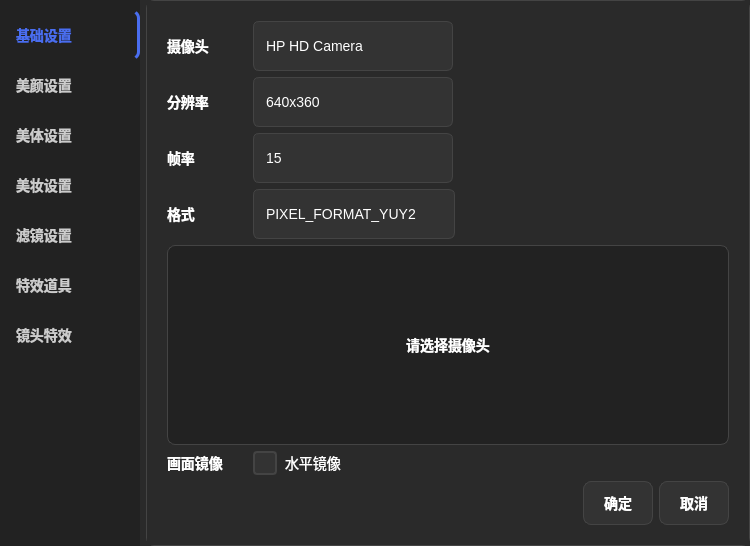
Qt form src/app/camera_settings.ui (fancrystal/livePCWindows) before a commit.
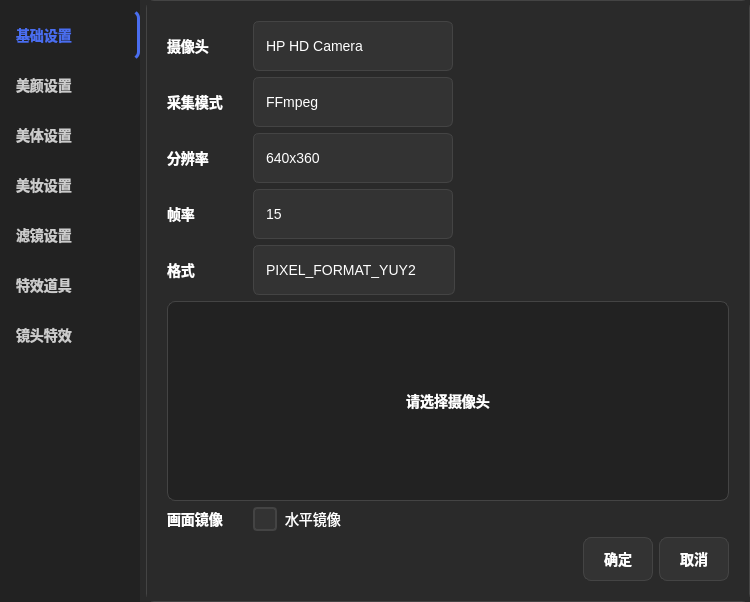
The same form after that commit. Icons and pictures are not drawn.

```diff
--- a/src/app/camera_settings.ui
+++ b/src/app/camera_settings.ui
@@ -252,6 +252,57 @@
            </item>
           </layout>
          </item>
+         <!-- 采集模式 -->
+         <item>
+          <layout class="QHBoxLayout" name="horizontalLayout_captureMode">
+           <item>
+            <widget class="QLabel" name="label_captureMode">
+             <property name="text">
+              <string>采集模式</string>
+             </property>
+             <property name="minimumSize">
+              <size>
+               <width>80</width>
+               <height>0</height>
+              </size>
+             </property>
+            </widget>
+           </item>
+           <item>
+            <widget class="QComboBox" name="comboBox_captureMode">
+             <property name="minimumSize">
+              <size>
+               <width>200</width>
+               <height>0</height>
+              </size>
+             </property>
+             <item>
+              <property name="text">
+               <string>FFmpeg</string>
+              </property>
+             </item>
+             <item>
+              <property name="text">
+               <string>OpenCV</string>
+              </property>
+             </item>
+            </widget>
+           </item>
+           <item>
+            <spacer name="horizontalSpacer_captureMode">
+             <property name="orientation">
+              <enum>Qt::Horizontal</enum>
+             </property>
+             <property name="sizeHint" stdset="0">
+              <size>
+               <width>40</width>
+               <height>20</height>
+              </size>
+             </property>
+            </spacer>
+           </item>
+          </layout>
+         </item>
          <!-- 分辨率 -->
          <item>
           <layout class="QHBoxLayout" name="horizontalLayout_resolution">
```
